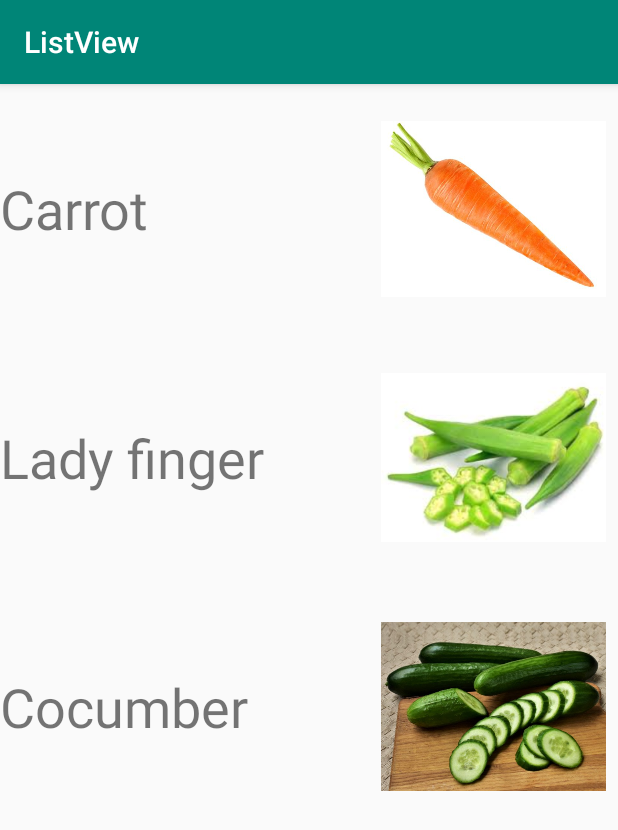
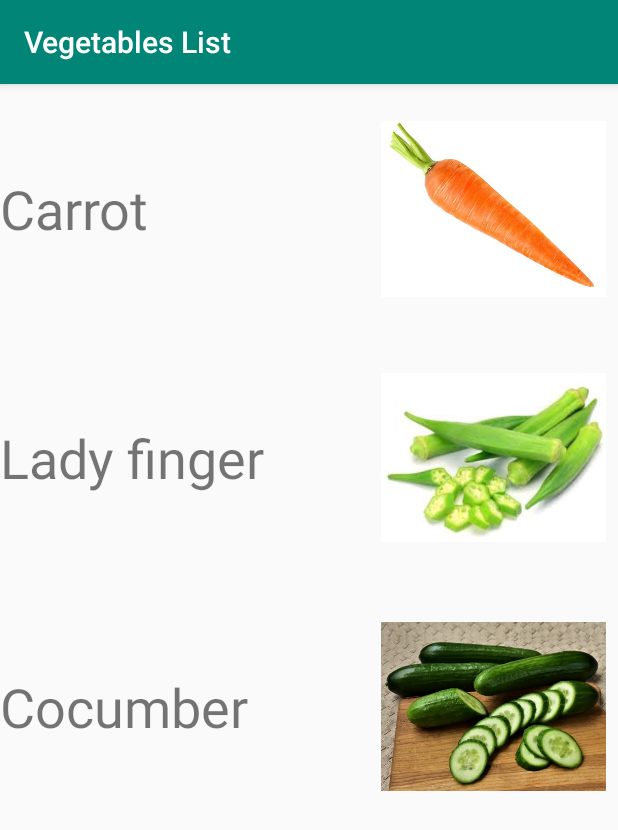
Before and after one commit to M-Tariq/ListView, an Android app: the screen it shows after launch (DetailActivity), after a tap on "vegs", on a phone screen of 412 x 824 dp. Shown: the top 830 px of the screen. Run offline under Robolectric (Android 15) with nearby library versions, the phone set to English and light mode, and no system bars.

Commit message:
Title added

```diff
--- a/app/src/main/java/com/example/listview/DetailActivity.java
+++ b/app/src/main/java/com/example/listview/DetailActivity.java
@@ -18,6 +18,10 @@ public class DetailActivity extends AppCompatActivity {
         super.onCreate(savedInstanceState);
         setContentView(R.layout.activity_detail);
 
+
+        //getActionBar().setTitle("Hello world App");
+        //getSupportActionBar().setTitle("Hello world App");
+
         textView1=findViewById(R.id.tv1);
         textView2=findViewById(R.id.tv2);
         textView3=findViewById(R.id.tv3);
@@ -26,10 +30,6 @@ public class DetailActivity extends AppCompatActivity {
         imageView2=findViewById(R.id.img2);
         imageView3=findViewById(R.id.img3);
 
-        String vegs[]={"Carrot","LadyFinger", "Cocumber"};
-        String fruits[]={"Banana", "Apple", "Guava"};
-
-        String drinks[]={"Coca Cola", "Pepsi", "Sprite"};
         ArrayAdapter<String>  arrayAdapter;
 
 
@@ -39,6 +39,8 @@ public class DetailActivity extends AppCompatActivity {
         String pos=i.getStringExtra("position");
         Log.d("tag", "onCreate: "+pos);
         if(pos.compareTo("vegs")==0){
+
+            setTitle("Vegetables List");
             textView1.setText("Carrot");
             textView2.setText("Lady finger");
             textView3.setText("Cocumber");
@@ -48,7 +50,7 @@ public class DetailActivity extends AppCompatActivity {
             imageView3.setImageResource(R.drawable.v3);
         }
         else if(pos.compareTo("fruits")==0){
-
+            setTitle("Fruits List");
             textView1.setText("Banana");
             textView2.setText("Apple");
             textView3.setText("Guava");
@@ -57,6 +59,7 @@ public class DetailActivity extends AppCompatActivity {
             imageView3.setImageResource(R.drawable.f3);
         }
         else if(pos.compareTo("drinks")==0){
+            setTitle("Dinks List");
             textView1.setText("Coca Col");
             textView2.setText("Pepsi");
             textView3.setText("Sprite");
```
